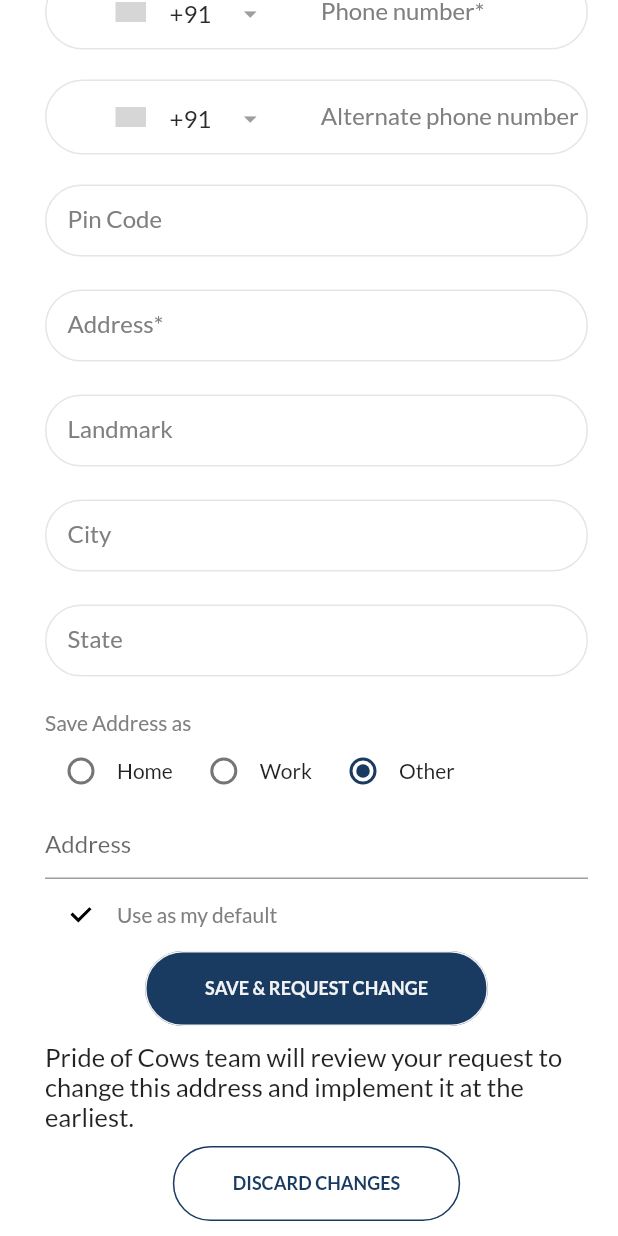
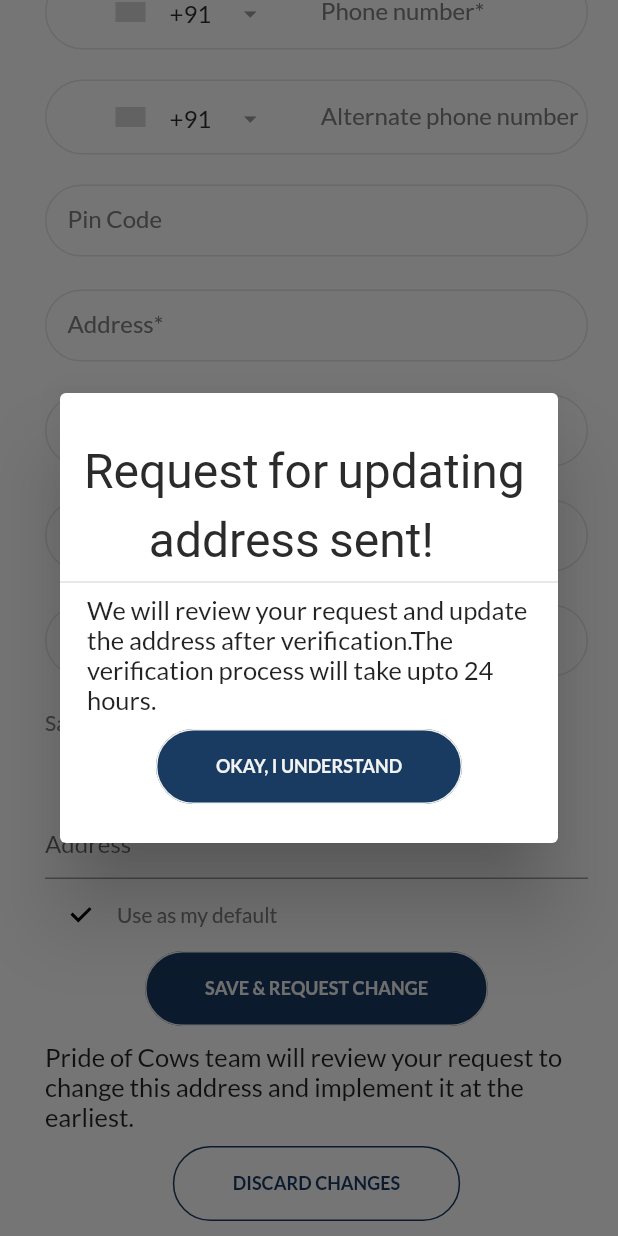
Before and after one commit to nirdeshk1998/pride-of-cows, a Flutter app: the EditAddress screen opened directly, scrolled down 415 dp, after a tap on "SAVE & REQUEST CHANGE", on a phone screen of 412 x 824 dp. Run offline on Flutter 3.47's test engine with Material 2 defaults, Android fonts, the phone set to English and light mode, and no system bars; our stand-ins replace card_swiper, carousel_slider, country_code_picker, dots_indicator, flutter_calendar_carousel, flutter_riverpod and 5 more; missing offline and left inert: widget_size; grey boxes are pictures that could not be loaded.

Commit message:
'editAddress'

```diff
--- a/lib/screens/menu/address/edit_address.dart
+++ b/lib/screens/menu/address/edit_address.dart
@@ -55,12 +55,14 @@ class EditAddress extends ConsumerWidget {
                           Positioned(
                             bottom: 125,
                             left: 170,
-                            child: SvgPicture.asset(Assets.assetsIconsDeliverHere),
+                            child:
+                                SvgPicture.asset(Assets.assetsIconsDeliverHere),
                           ),
                           Positioned(
                             bottom: 119,
                             left: 210,
-                            child: SvgPicture.asset(Assets.assetsIconsArrowDownSolid),
+                            child: SvgPicture.asset(
+                                Assets.assetsIconsArrowDownSolid),
                           ),
                         ],
                       ),
@@ -87,10 +89,12 @@ class EditAddress extends ConsumerWidget {
                           ],
                           decoration: InputDecoration(
                             contentPadding: EdgeInsets.zero,
-                            constraints: const BoxConstraints(maxHeight: 50, minWidth: 50),
+                            constraints: const BoxConstraints(
+                                maxHeight: 50, minWidth: 50),
                             labelText: 'Phone number*',
                             prefixIcon: Padding(
-                              padding: const EdgeInsets.only(left: 15, right: 5),
+                              padding:
+                                  const EdgeInsets.only(left: 15, right: 5),
                               child: CountryCodePicker(
                                 initialSelection: 'in',
                                 textStyle: TextStyle(
@@ -102,7 +106,8 @@ class EditAddress extends ConsumerWidget {
                                 ),
                                 flagWidth: 20,
                                 showDropDownButton: true,
-                                flagDecoration: BoxDecoration(borderRadius: BorderRadius.circular(4)),
+                                flagDecoration: BoxDecoration(
+                                    borderRadius: BorderRadius.circular(4)),
                               ),
                             ),
                             prefixIconConstraints: const BoxConstraints(),
@@ -137,10 +142,12 @@ class EditAddress extends ConsumerWidget {
                           ],
                           decoration: InputDecoration(
                             contentPadding: EdgeInsets.zero,
-                            constraints: const BoxConstraints(maxHeight: 50, minWidth: 50),
+                            constraints: const BoxConstraints(
+                                maxHeight: 50, minWidth: 50),
                             labelText: 'Alternate phone number',
                             prefixIcon: Padding(
-                              padding: const EdgeInsets.only(left: 15, right: 5),
+                              padding:
+                                  const EdgeInsets.only(left: 15, right: 5),
                               child: CountryCodePicker(
                                 initialSelection: 'in',
                                 textStyle: TextStyle(
@@ -152,7 +159,8 @@ class EditAddress extends ConsumerWidget {
                                 ),
                                 flagWidth: 20,
                                 showDropDownButton: true,
-                                flagDecoration: BoxDecoration(borderRadius: BorderRadius.circular(4)),
+                                flagDecoration: BoxDecoration(
+                                    borderRadius: BorderRadius.circular(4)),
                               ),
                             ),
                             prefixIconConstraints: const BoxConstraints(),
@@ -219,7 +227,10 @@ class EditAddress extends ConsumerWidget {
                             Container(
                               child: Row(
                                 children: [
-                                  Radio(value: false, groupValue: true, onChanged: (value) {}),
+                                  Radio(
+                                      value: false,
+                                      groupValue: true,
+                                      onChanged: (value) {}),
                                   const Text("Home"),
                                 ],
                               ),
@@ -230,7 +241,10 @@ class EditAddress extends ConsumerWidget {
                             Container(
                               child: Row(
                                 children: [
-                                  Radio(value: false, groupValue: true, onChanged: (value) {}),
+                                  Radio(
+                                      value: false,
+                                      groupValue: true,
+                                      onChanged: (value) {}),
                                   const Text("Work"),
                                 ],
                               ),
@@ -241,7 +255,10 @@ class EditAddress extends ConsumerWidget {
                             Container(
                               child: Row(
                                 children: [
-                                  Radio(value: true, groupValue: true, onChanged: (value) {}),
+                                  Radio(
+                                      value: true,
+                                      groupValue: true,
+                                      onChanged: (value) {}),
                                   const Text("Other"),
                                 ],
                               ),
@@ -249,7 +266,8 @@ class EditAddress extends ConsumerWidget {
                           ],
                         ),
                         TextFormField(
-                          decoration: const InputDecoration(hintText: "Address"),
+                          decoration:
+                              const InputDecoration(hintText: "Address"),
                         ),
                         Row(
                           children: [
@@ -270,7 +288,54 @@ class EditAddress extends ConsumerWidget {
                           children: [
                             PrimaryButton(
                               title: "SAVE & REQUEST CHANGE",
-                              onPressed: () {},
+                              onPressed: () {
+                                showDialog(
+                                    context: context,
+                                    builder: (BuildContext index) {
+                                      // return AlertDialog(
+                                      //   title: Text("Request for updating address sent!",style: TextStyles.header,),
+                                      // );
+                                      return Dialog(
+                                        child: Container(
+                                          height: 300,
+                                          decoration: BoxDecoration(
+                                              borderRadius:
+                                                  BorderRadius.circular(10)),
+                                          child: Column(
+                                            mainAxisAlignment:
+                                                MainAxisAlignment.center,
+                                            children: [
+                                              Text(
+                                                "Request for updating \n       address sent!",
+                                                style: TextStyles.header,
+                                              ),
+                                              Divider(
+                                                thickness: 1,
+                                              ),
+                                              Padding(
+                                                padding: EdgeInsets.only(
+                                                    left: 18, right: 18),
+                                                child: Text(
+                                                  "We will review your request and update the address after verification.The verification process will take upto 24 hours.",
+                                                  style:
+                                                      TextStyle(fontSize: 17),
+                                                ),
+                                              ),
+                                              SizedBox(
+                                                height: 10,
+                                              ),
+                                              Row(
+                                                mainAxisAlignment: MainAxisAlignment.center,
+                                                children: [
+                                                  PrimaryButton(title: "OKAY, I UNDERSTAND",colorFill: true,onPressed: (){},)
+                                                ],
+                                              ),
+                                            ],
+                                          ),
+                                        ),
+                                      );
+                                    });
+                              },
                             ),
                           ],
                         ),
```
Also changed, not shown: lib/screens/menu/rewards/rewards.dart (added).
